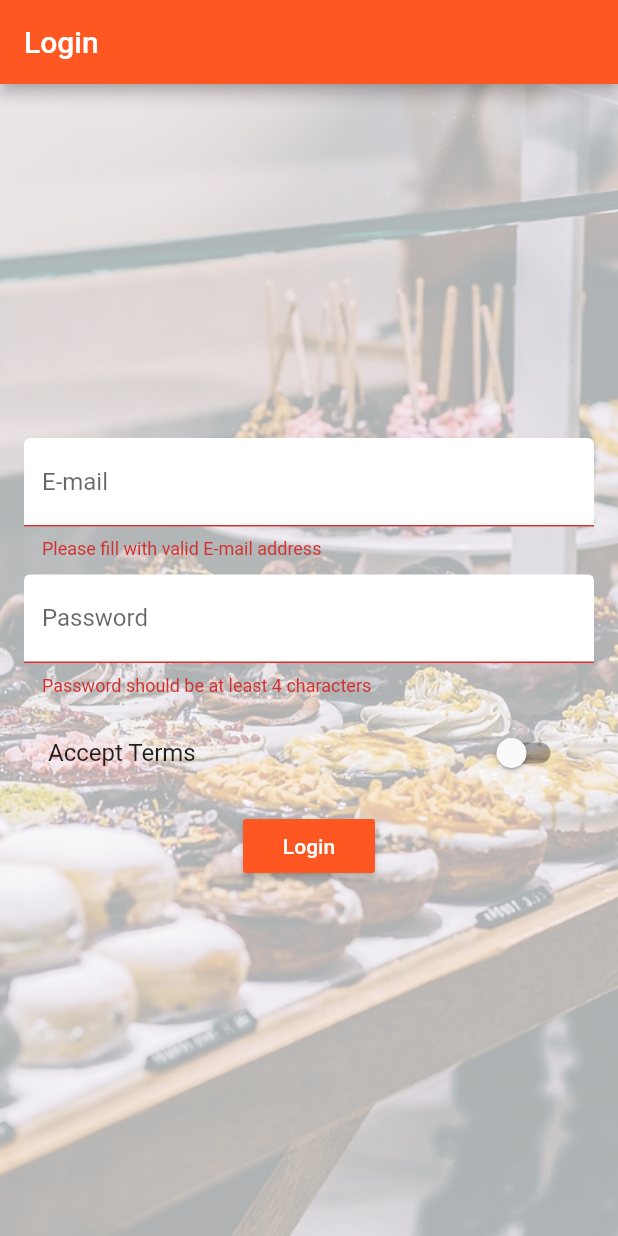
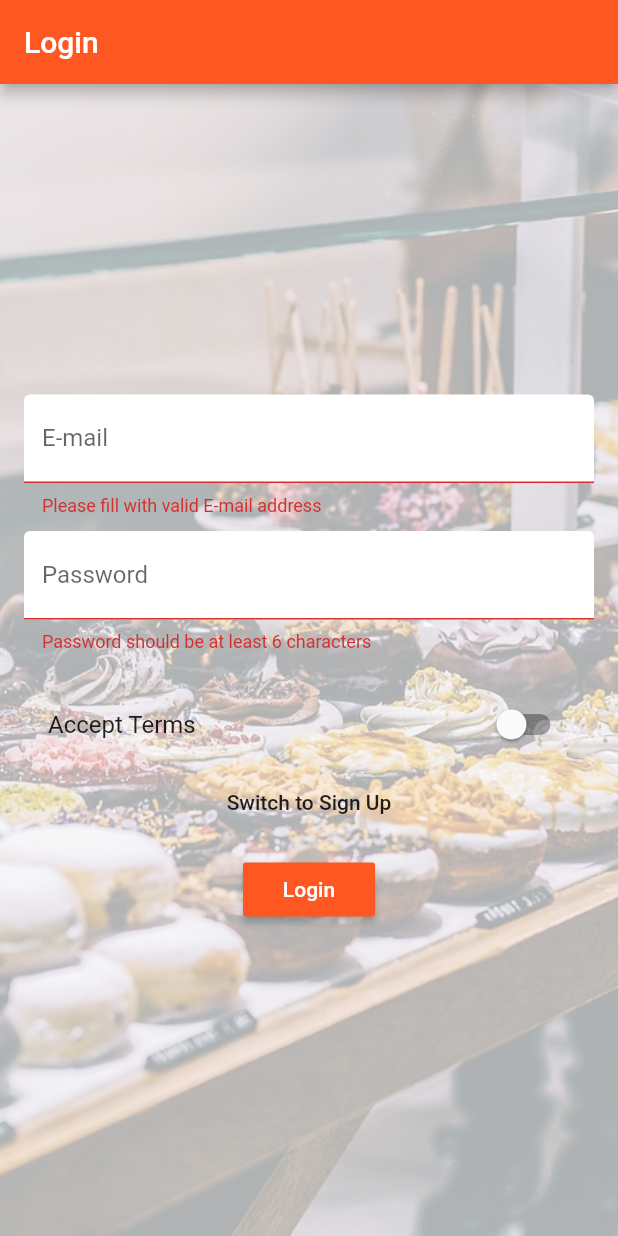
Before and after one commit to svaney/flutter_udemy, a Flutter app: the screen it shows after launch, after a tap on "Login", on a phone screen of 412 x 824 dp. Run offline on Flutter 3.47's test engine with Material 2 defaults, Android fonts, the phone set to English and light mode, and no system bars; accounts and stored records are empty; network calls fail.

Commit message:
lecture 194

```diff
--- a/lib/pages/auth.dart
+++ b/lib/pages/auth.dart
@@ -9,8 +9,15 @@ class AuthPage extends StatefulWidget {
   }
 }
 
+enum AuthMode {
+  SignUp,
+  Login,
+}
+
 class _AuthPageState extends State<AuthPage> {
   final GlobalKey<FormState> _authFormKey = GlobalKey<FormState>();
+  final TextEditingController _passwordTextController = TextEditingController();
+  AuthMode _authMode = AuthMode.Login;
 
   final Map<String, dynamic> _formData = {
     'password': null,
@@ -43,7 +50,22 @@ class _AuthPageState extends State<AuthPage> {
                     SizedBox(height: 10.0),
                     _buildPasswordField(),
                     SizedBox(height: 10.0),
+                    _authMode == AuthMode.Login
+                        ? Container()
+                        : _buildPasswordConfirmTextField(),
+                    SizedBox(height: 10.0),
                     _buildAcceptTerms(),
+                    FlatButton(
+                      child: Text(
+                          'Switch to ${_authMode == AuthMode.Login ? 'Sign Up' : 'Login'}'),
+                      onPressed: () {
+                        setState(() {
+                          _authMode = _authMode == AuthMode.Login
+                              ? AuthMode.SignUp
+                              : AuthMode.Login;
+                        });
+                      },
+                    ),
                     SizedBox(height: 10.0),
                     _buildLoginButton(),
                   ],
@@ -96,12 +118,32 @@ class _AuthPageState extends State<AuthPage> {
         fillColor: Colors.white,
       ),
       obscureText: true,
+      controller: _passwordTextController,
       onSaved: (String value) {
         _formData['password'] = value;
       },
       validator: (String value) {
-        if (value.isEmpty || value.length < 4) {
-          return 'Password should be at least 4 characters';
+        if (value.isEmpty || value.length < 6) {
+          return 'Password should be at least 6 characters';
+        }
+      },
+    );
+  }
+
+  Widget _buildPasswordConfirmTextField() {
+    return TextFormField(
+      decoration: InputDecoration(
+        labelText: 'Confirm Password',
+        filled: true,
+        fillColor: Colors.white,
+      ),
+      obscureText: true,
+      onSaved: (String value) {
+        _formData['password'] = value;
+      },
+      validator: (String value) {
+        if (value != _passwordTextController.text) {
+          return 'Passwords should match each other';
         }
       },
     );
@@ -122,22 +164,49 @@ class _AuthPageState extends State<AuthPage> {
   Widget _buildLoginButton() {
     return ScopedModelDescendant<MainModel>(
       builder: (BuildContext context, Widget child, MainModel model) {
-        return RaisedButton(
-          child: Text('Login'),
-          color: Theme.of(context).primaryColor,
-          textColor: Colors.white,
-          onPressed: () => _onLoginClick(model.login),
-        );
+        return model.isLoading
+            ? CircularProgressIndicator()
+            : RaisedButton(
+                child: Text(_authMode == AuthMode.Login ? 'Login' : 'Sign Up'),
+                color: Theme.of(context).primaryColor,
+                textColor: Colors.white,
+                onPressed: () => _onLoginClick(model.login, model.signUp),
+              );
       },
     );
   }
 
-  void _onLoginClick(Function modelLogin) {
+  void _onLoginClick(Function modelLogin, Function signUp) async {
     if (!_authFormKey.currentState.validate() || !_formData['acceptTerms']) {
       return;
     }
     _authFormKey.currentState.save();
-    modelLogin(_formData['email'], _formData['password']);
-    Navigator.pushReplacementNamed(context, '/products');
+
+    Map<String, dynamic> responseInfo;
+
+    if (_authMode == AuthMode.Login) {
+      responseInfo =  await modelLogin(_formData['email'], _formData['password']);
+    } else {
+      responseInfo =  await signUp(_formData['email'], _formData['password']);
+    }
+
+    if (responseInfo['success']) {
+      Navigator.pushReplacementNamed(context, '/products');
+    } else {
+      showDialog(
+        context: context,
+        builder: (BuildContext context) {
+          return AlertDialog(
+            title: Text('An error occured'),
+            content: Text(responseInfo['message']),
+            actions: <Widget>[
+              FlatButton(
+                  child: Text('OK'),
+                  onPressed: () => Navigator.of(context).pop()),
+            ],
+          );
+        },
+      );
+    }
   }
 }
--- a/lib/pages/product.dart
+++ b/lib/pages/product.dart
@@ -1,7 +1,5 @@
 import 'package:flutter/material.dart';
-import 'package:scoped_model/scoped_model.dart';
 import 'package:udemy_app/models/product.dart';
-import 'package:udemy_app/scoped-models/main.dart';
 import 'package:udemy_app/widgets/products/address_tag.dart';
 import 'package:udemy_app/widgets/ui_elements/title_default.dart';
 
--- a/lib/pages/product_list.dart
+++ b/lib/pages/product_list.dart
@@ -82,6 +82,6 @@ class ProductListPageState extends State<ProductListPage>{
       ),
     ).then((_) {
       model.selectedProduct(null);
-    });;
+    });
   }
 }
```
Also changed, not shown: lib/scoped-models/ConnectedProducts.dart (+64 -5 lines).
